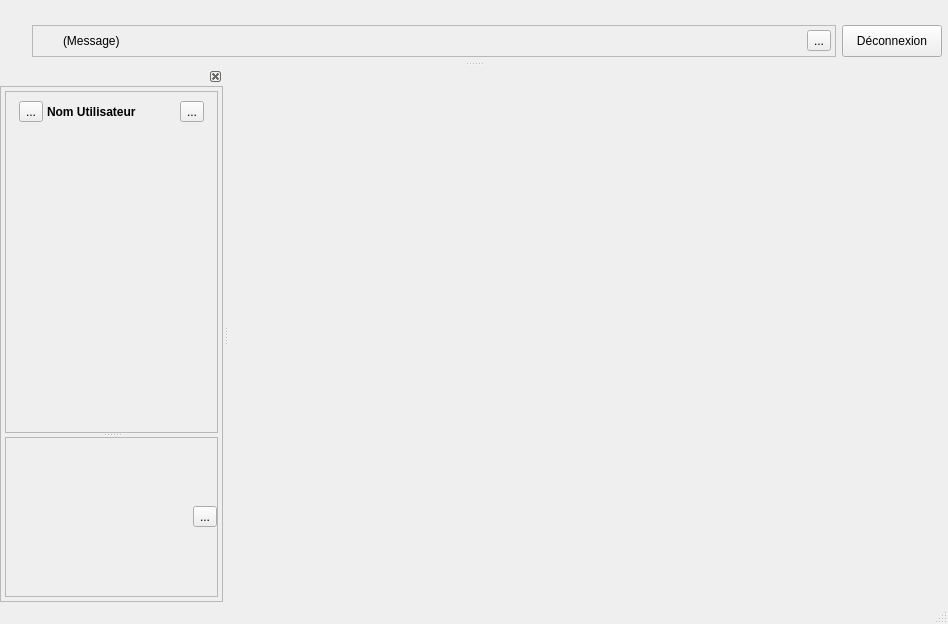
Before: the Qt Designer form teraplus/client/src/MainWindow.ui in introlab/opentera, drawn with Qt 5.
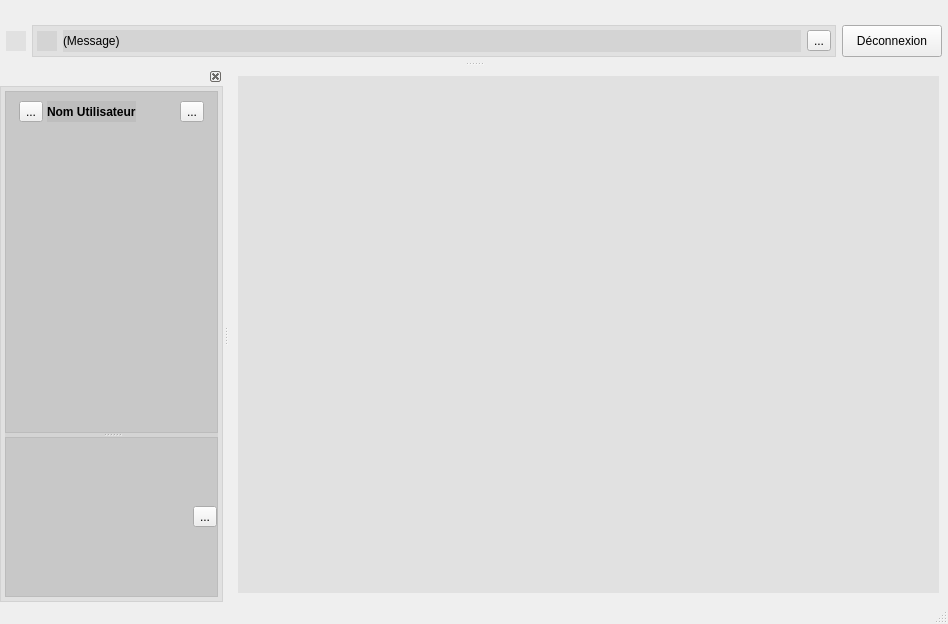
After: the same form once the commit is applied. Icons and pictures are not drawn. Custom widgets are drawn as their Qt base class.

```diff
--- a/teraplus/client/src/MainWindow.ui
+++ b/teraplus/client/src/MainWindow.ui
@@ -17,9 +17,12 @@
    <iconset resource="../resources/TeraClient.qrc">
     <normaloff>:/icons/ESTRAD.ico</normaloff>:/icons/ESTRAD.ico</iconset>
   </property>
+  <property name="autoFillBackground">
+   <bool>true</bool>
+  </property>
   <property name="styleSheet">
    <string notr="true">
-/*QWidget#MainWindow{background-image: url(://TeRA_Background.png); }
+QFrame{background-color: rgba(100,100,100,10%); }/*QWidget#MainWindow{background-image: url(://TeRA_Background.png); }
 QWidget{background-color: rgba(0,0,0,0);color:white;border-radius:5px;}
 
 QWidget#toolsWidget,QWidget#InToolsWidget{background-color:rgba(0,128,200,20%);}
```
